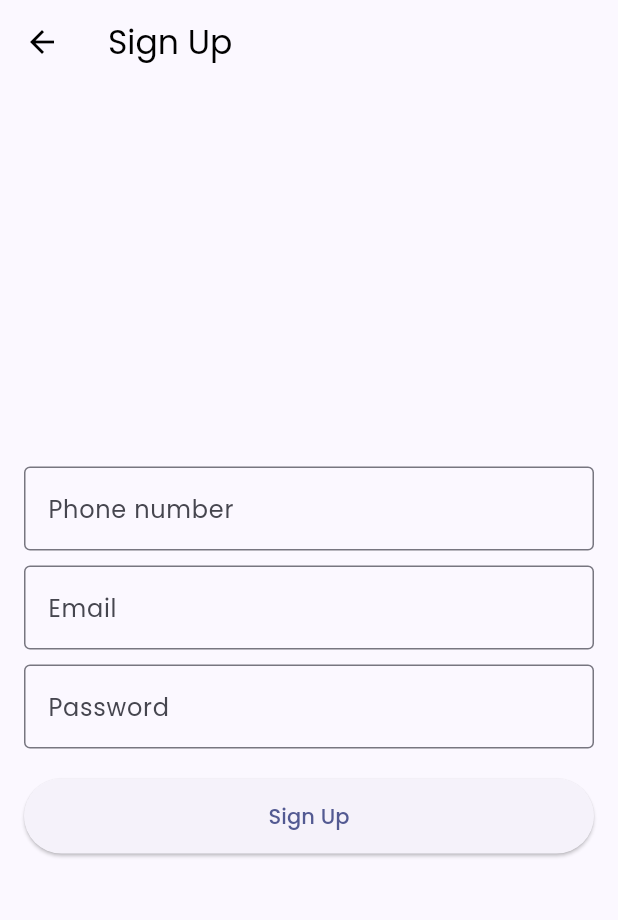
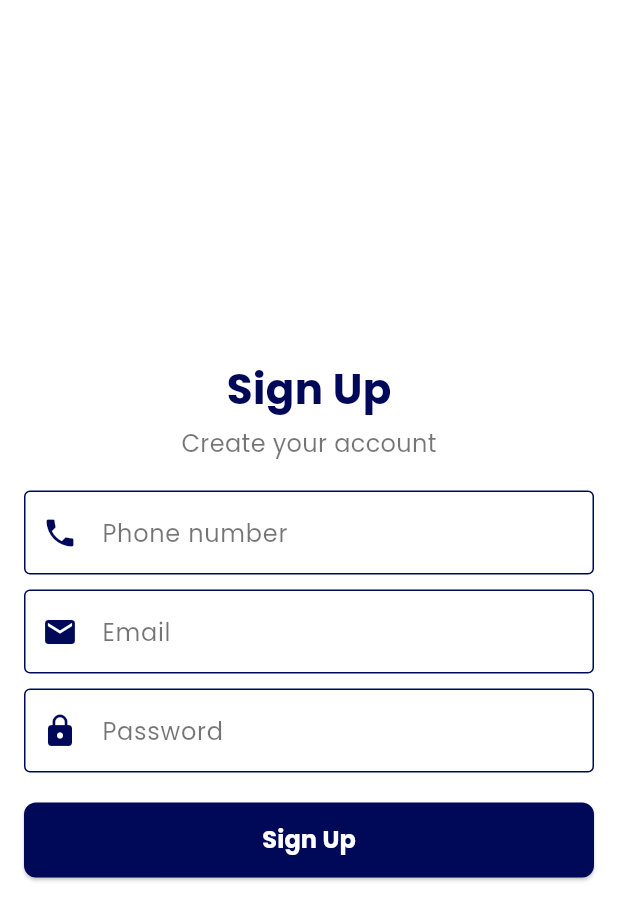
Before and after one commit to Fidhafathma/Financial-Diary, a Flutter app: the SignupPage screen opened directly, on a phone screen of 412 x 824 dp. Shown: the top 920 px of the screen. Run offline on Flutter 3.47's test engine with Material 3 defaults, Android fonts, the phone set to English and light mode, and no system bars; our stand-ins replace firebase_auth, firebase_core, google_fonts, local_auth; accounts and stored records are empty.

Commit message:
Update signup.dart

```diff
--- a/lib/signup.dart
+++ b/lib/signup.dart
@@ -1,12 +1,16 @@
-import 'package:firebase_auth/firebase_auth.dart';
+// import 'package:firebase_auth/firebase_auth.dart';
 import 'package:flutter/material.dart';
+import 'package:google_fonts/google_fonts.dart';
 
-class SignupPage extends StatefulWidget {
+class SignupPage extends StatelessWidget {
+  const SignupPage({super.key});
+
+/*class SignupPage extends StatefulWidget {
   @override
   _SignupPageState createState() => _SignupPageState();
-}
+}*/
 
-class _SignupPageState extends State<SignupPage> {
+/*class _SignupPageState extends State<SignupPage> {
   final TextEditingController _usernameController = TextEditingController();
   final TextEditingController _emailController = TextEditingController();
   final TextEditingController _passwordController = TextEditingController();
@@ -33,67 +37,121 @@ class _SignupPageState extends State<SignupPage> {
         SnackBar(content: Text("Error: ${e.toString()}")),
       );
     }
-  }
-
-  @override
+  }*/
   Widget build(BuildContext context) {
     return GestureDetector(
       onTap: () => FocusManager.instance.primaryFocus?.unfocus(),
       child: Scaffold(
-        appBar: AppBar(
-          title: Text("Sign Up"),
-          backgroundColor: Colors.transparent,
-          foregroundColor: Colors.black,
-          elevation: 0,
-        ),
-        body: Container(
-          decoration: BoxDecoration(
-              //image: DecorationImage(
-              //image: AssetImage('assets/background.jpeg'),
-              //fit: BoxFit.cover,
-              //),
-              ),
-          //color: Color.blue,
-          child: Padding(
-            padding: EdgeInsets.all(16.0),
+        backgroundColor: Colors.white,
+        body: Padding(
+          padding: const EdgeInsets.all(16.0),
           child: Column(
             mainAxisAlignment: MainAxisAlignment.center,
+            crossAxisAlignment: CrossAxisAlignment.start,
             children: [
+              Center(
+                child: Text(
+                  "Sign Up",
+                  style: GoogleFonts.poppins(
+                    fontSize: 28,
+                    fontWeight: FontWeight.bold,
+                    color: Color(0xFF000957),
+                  ),
+                ),
+              ),
+              SizedBox(height: 5),
+              Center(
+                child: Text(
+                  "Create your account",
+                  style: GoogleFonts.poppins(
+                    fontSize: 16,
+                    color: Colors.black54,
+                  ),
+                ),
+              ),
+              SizedBox(height: 20),
               TextField(
-                  controller: _usernameController,
                 decoration: InputDecoration(
                   labelText: "Phone number",
-                    border: OutlineInputBorder(),
+                  labelStyle: GoogleFonts.poppins(color: Colors.black54),
+                  filled: true,
+                  fillColor: Colors.white,
+                  prefixIcon:
+                      Icon(Icons.phone, color: Color(0xFF000957)), // 📞 Icon
+                  border: OutlineInputBorder(
+                    borderSide: BorderSide(color: Color(0xFF000957)),
                   ),
+                  enabledBorder: OutlineInputBorder(
+                    borderSide: BorderSide(color: Color(0xFF000957)),
+                  ),
+                  focusedBorder: OutlineInputBorder(
+                    borderSide: BorderSide(color: Color(0xFF000957), width: 2),
+                  ),
+                ),
+                style: GoogleFonts.poppins(color: Colors.black),
               ),
               SizedBox(height: 10),
               TextField(
-                  controller: _emailController,
                 keyboardType: TextInputType.emailAddress,
                 decoration: InputDecoration(
                   labelText: "Email",
-                    border: OutlineInputBorder(),
+                  labelStyle: GoogleFonts.poppins(color: Colors.black54),
+                  filled: true,
+                  fillColor: Colors.white,
+                  prefixIcon:
+                      Icon(Icons.email, color: Color(0xFF000957)), // 📧 Icon
+                  border: OutlineInputBorder(
+                    borderSide: BorderSide(color: Color(0xFF000957)),
                   ),
+                  enabledBorder: OutlineInputBorder(
+                    borderSide: BorderSide(color: Color(0xFF000957)),
+                  ),
+                  focusedBorder: OutlineInputBorder(
+                    borderSide: BorderSide(color: Color(0xFF000957), width: 2),
+                  ),
+                ),
+                style: GoogleFonts.poppins(color: Colors.black),
               ),
               SizedBox(height: 10),
               TextField(
-                  controller: _passwordController,
                 obscureText: true,
                 decoration: InputDecoration(
                   labelText: "Password",
-                    border: OutlineInputBorder(),
+                  labelStyle: GoogleFonts.poppins(color: Colors.black54),
+                  filled: true,
+                  fillColor: Colors.white,
+                  prefixIcon:
+                      Icon(Icons.lock, color: Color(0xFF000957)), // 🔒 Icon
+                  border: OutlineInputBorder(
+                    borderSide: BorderSide(color: Color(0xFF000957)),
                   ),
+                  enabledBorder: OutlineInputBorder(
+                    borderSide: BorderSide(color: Color(0xFF000957)),
+                  ),
+                  focusedBorder: OutlineInputBorder(
+                    borderSide: BorderSide(color: Color(0xFF000957), width: 2),
+                  ),
+                ),
+                style: GoogleFonts.poppins(color: Colors.black),
               ),
               SizedBox(height: 20),
               ElevatedButton(
-                  onPressed: _signUp,
+                onPressed: () {},
                 style: ElevatedButton.styleFrom(
+                  backgroundColor: Color(0xFF000957),
+                  foregroundColor: Colors.white,
                   minimumSize: Size(double.infinity, 50),
+                  shape: RoundedRectangleBorder(
+                    borderRadius: BorderRadius.circular(8),
                   ),
-                  child: Text("Sign Up"),
+                ),
+                child: Text(
+                  "Sign Up",
+                  style: GoogleFonts.poppins(
+                      fontSize: 16, fontWeight: FontWeight.bold),
+                ),
               ),
             ],
-            ),
           ),
         ),
       ),
```
Lines whose indentation alone changed are shown as unchanged.
